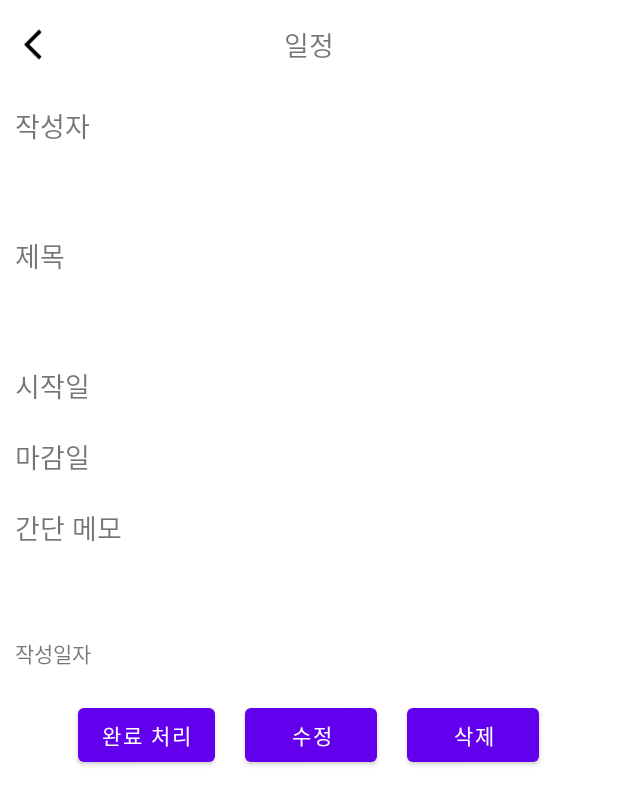
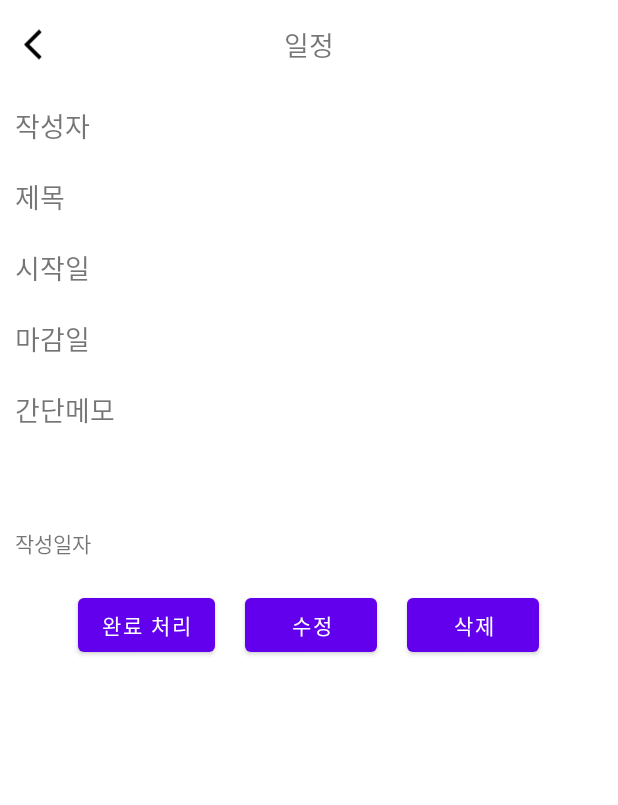
Before and after one commit to tnalss/Ateam, an Android app: the layout fragment_schedule_info.xml on its own in the app's theme, with its tools: preview values and no code run, on a phone screen of 412 x 824 dp. Shown: the top 805 px of the screen. Run offline under Robolectric (Android 15) with nearby library versions, the phone set to English and light mode, and no system bars.

Commit message:
밥먹자

```diff
--- a/LastProject/app/src/main/java/com/example/lastproject/home/HomeFragment.java
+++ b/LastProject/app/src/main/java/com/example/lastproject/home/HomeFragment.java
@@ -67,13 +67,13 @@ public class HomeFragment extends Fragment implements View.OnClickListener {
             LoginVO vo = new Gson().fromJson(data,LoginVO.class);
             if(isResult) {
                 if (vo != null) {
-                    if(vo.getAtt_code().equals("W0")) {
+                    //if(vo.getAtt_code().equals("W0")) {
                         Common.loginInfo.setAtt_code(vo.getAtt_code());
                         Common.loginInfo.setAttend_date(vo.getAttend_date());
                         Common.loginInfo.setAttend_on(vo.getAttend_on());
                         binding.tvOntime.setText("출근 : "+Common.loginInfo.getAttend_on()+" ");
                         binding.ivOnWork.setVisibility(View.VISIBLE);
-                    }
+                    //}
                 } else {
                     binding.tvOntime.setText("");
                 }
--- a/LastProject/app/src/main/java/com/example/lastproject/login/LoginActivity.java
+++ b/LastProject/app/src/main/java/com/example/lastproject/login/LoginActivity.java
@@ -45,7 +45,7 @@ public class LoginActivity extends AppCompatActivity {
         tv_login_pwfind = findViewById(R.id.tv_login_pwfind);
         chec_id = findViewById(R.id.chec_id);
         chec_gogo = findViewById(R.id.chec_gogo);
-        ApiClient.setBASEURL("http://192.168.0.45/middle/");
+        ApiClient.setBASEURL("http://192.168.0.15/middle/");
 
         preferences = PreferenceManager.getDefaultSharedPreferences(this);
 
--- a/LastProject/app/src/main/res/layout/fragment_home.xml
+++ b/LastProject/app/src/main/res/layout/fragment_home.xml
@@ -79,7 +79,7 @@
         <ImageView
             android:layout_gravity="center"
             android:id="@+id/iv_emp_detail"
-            android:padding="10dp"
+
             android:layout_toRightOf="@+id/r1"
             android:src="@drawable/ic_chevron_right"
             android:layout_width="wrap_content"
@@ -87,7 +87,7 @@
         <RelativeLayout
             android:layout_marginRight="10dp"
             android:layout_gravity="center"
-            android:layout_width="150dp"
+            android:layout_width="130dp"
             android:layout_height="wrap_content">
             <!--출근시 출근시간 현재 출근상태가 아니라면 출근 처리 유도해주세요.-->
             <TextView
@@ -110,6 +110,7 @@
                 android:layout_width="30dp"
                 android:layout_height="30dp"/>
                 <ImageView
+                    android:layout_gravity="center"
                     android:id="@+id/iv_on_work"
                     android:visibility="gone"
                     android:src="@drawable/iv_v_green"
--- a/LastProject/app/src/main/res/layout/fragment_schedule_info.xml
+++ b/LastProject/app/src/main/res/layout/fragment_schedule_info.xml
@@ -30,6 +30,10 @@
     </RelativeLayout>
 
 <!--복붙-->
+    <LinearLayout
+        android:layout_width="match_parent"
+        android:layout_height="wrap_content"
+        android:orientation="horizontal">
     <TextView
         android:layout_margin="10dp"
         style="@style/main_size"
@@ -37,10 +41,16 @@
         android:layout_width="wrap_content"
         android:layout_height="wrap_content"/>
     <TextView
+        style="@style/main_size"
         android:id="@+id/tv_emp_name"
         android:layout_margin="10dp"
         android:layout_width="match_parent"
         android:layout_height="wrap_content"/>
+    </LinearLayout>
+    <LinearLayout
+        android:layout_width="match_parent"
+        android:layout_height="wrap_content"
+        android:orientation="horizontal">
 
     <TextView
         android:layout_margin="10dp"
@@ -49,11 +59,13 @@
         android:layout_width="wrap_content"
         android:layout_height="wrap_content"/>
     <TextView
+        style="@style/main_size"
         android:id="@+id/tv_sche_title"
         android:layout_margin="10dp"
         android:layout_width="match_parent"
         android:layout_height="wrap_content"/>
 
+    </LinearLayout>
     <LinearLayout
         android:layout_width="match_parent"
         android:layout_height="wrap_content"
@@ -99,10 +111,11 @@
     <TextView
         android:layout_margin="10dp"
         style="@style/main_size"
-        android:text="간단 메모"
+        android:text="간단메모"
         android:layout_width="wrap_content"
         android:layout_height="wrap_content"/>
     <TextView
+        style="@style/main_size"
         android:id="@+id/tv_sche_content"
         android:layout_margin="10dp"
         android:layout_width="match_parent"
```
Also changed, not shown: 4 other files.
